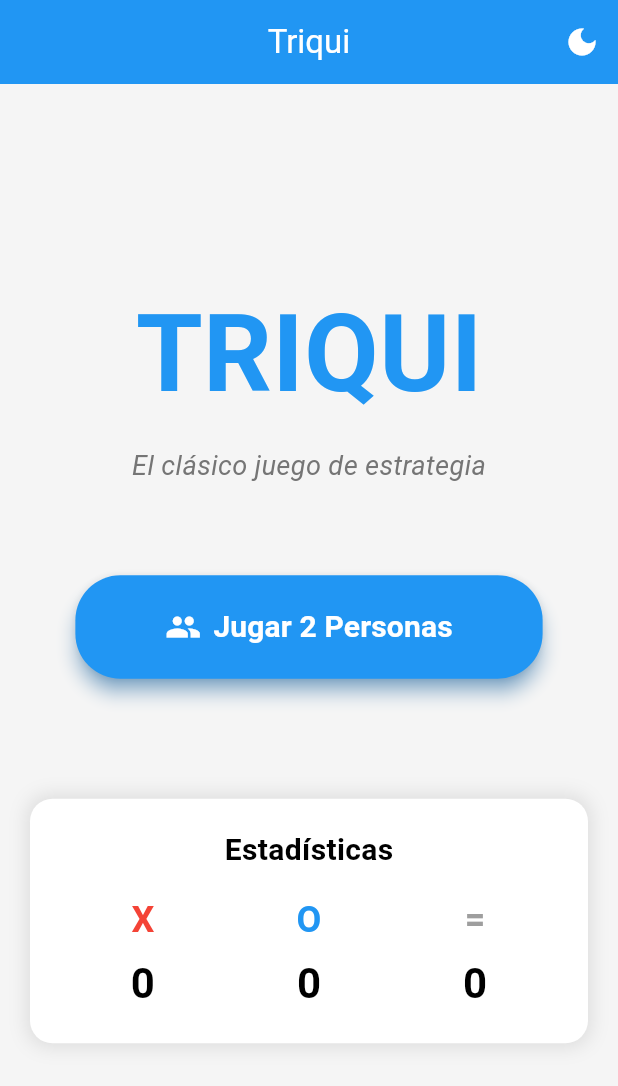
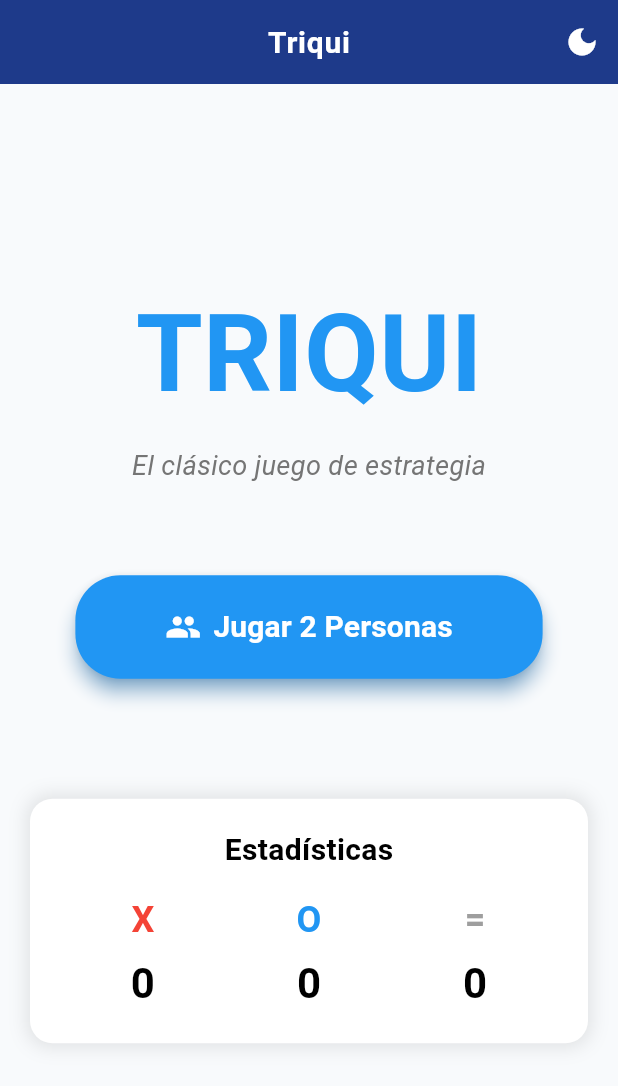
Before and after one commit to NicolasRodriguezForero/triqui_mobile, a Flutter app: the screen it shows after launch, on a phone screen of 412 x 824 dp. Shown: the top 1086 px of the screen. Run offline on Flutter 3.47's test engine with Material 3 defaults, Android fonts, the phone set to English and light mode, and no system bars; our stand-ins replace audioplayers, google_mobile_ads, shared_preferences.

```diff
--- a/triqui_flutter/lib/main.dart
+++ b/triqui_flutter/lib/main.dart
@@ -426,7 +426,11 @@ class _TriquiGameState extends State<TriquiGame> with SingleTickerProviderStateM
         }
 
         SoundHelper.playVictory();
-        _showInterstitialAd();
+
+        // Esperar 1 segundo antes de mostrar el anuncio
+        Future.delayed(Duration(seconds: 1), () {
+          _showInterstitialAd();
+        });
         return;
       }
 
@@ -440,7 +444,11 @@ class _TriquiGameState extends State<TriquiGame> with SingleTickerProviderStateM
 
         GameStats.incrementDraws();
         SoundHelper.playDraw();
-        _showInterstitialAd();
+
+        // Esperar 1 segundo antes de mostrar el anuncio
+        Future.delayed(Duration(seconds: 1), () {
+          _showInterstitialAd();
+        });
         return;
       }
 
--- a/triqui_flutter/lib/theme_provider.dart
+++ b/triqui_flutter/lib/theme_provider.dart
@@ -26,20 +26,86 @@ class ThemeProvider extends ChangeNotifier {
     notifyListeners();
   }
 
-  // Tema claro
+  // Tema claro elegante y moderno
   ThemeData get lightTheme {
     return ThemeData(
       brightness: Brightness.light,
-      primaryColor: Colors.blue,
-      scaffoldBackgroundColor: Colors.grey[100],
+      useMaterial3: true,
+
+      // Paleta de colores elegante: Azul profundo + Dorado suave
+      primaryColor: Color(0xFF1E3A8A), // Azul profundo elegante
+      scaffoldBackgroundColor: Color(0xFFF8FAFC), // Blanco con toque azul muy suave
+
+      // AppBar con degradado sutil
       appBarTheme: AppBarTheme(
-        backgroundColor: Colors.blue,
+        backgroundColor: Color(0xFF1E3A8A), // Azul profundo
         foregroundColor: Colors.white,
+        elevation: 0,
+        centerTitle: true,
+        titleTextStyle: TextStyle(
+          color: Colors.white,
+          fontSize: 20,
+          fontWeight: FontWeight.w600,
+          letterSpacing: 0.5,
+        ),
       ),
+
+      // Botones elegantes con sombra
       elevatedButtonTheme: ElevatedButtonThemeData(
         style: ElevatedButton.styleFrom(
-          backgroundColor: Colors.blue,
+          backgroundColor: Color(0xFF1E3A8A), // Azul profundo
           foregroundColor: Colors.white,
+          elevation: 3,
+          shadowColor: Color(0xFF1E3A8A).withOpacity(0.3),
+          padding: EdgeInsets.symmetric(horizontal: 32, vertical: 16),
+          shape: RoundedRectangleBorder(
+            borderRadius: BorderRadius.circular(12),
+          ),
+        ),
+      ),
+
+      // Esquema de colores general
+      colorScheme: ColorScheme.light(
+        primary: Color(0xFF1E3A8A), // Azul profundo
+        secondary: Color(0xFFD97706), // Dorado/Ámbar elegante
+        surface: Colors.white,
+        background: Color(0xFFF8FAFC),
+        error: Color(0xFFDC2626),
+        onPrimary: Colors.white,
+        onSecondary: Colors.white,
+        onSurface: Color(0xFF1E293B), // Gris oscuro para texto
+        onBackground: Color(0xFF1E293B),
+      ),
+
+      // Cards y contenedores
+      cardTheme: CardThemeData(
+        elevation: 2,
+        shadowColor: Colors.black.withOpacity(0.1),
+        shape: RoundedRectangleBorder(
+          borderRadius: BorderRadius.circular(16),
+        ),
+      ),
+
+      // Tipografía elegante
+      textTheme: TextTheme(
+        displayLarge: TextStyle(
+          fontSize: 72,
+          fontWeight: FontWeight.bold,
+          color: Color(0xFF1E3A8A),
+          letterSpacing: -1.5,
+        ),
+        displayMedium: TextStyle(
+          fontSize: 48,
+          fontWeight: FontWeight.w600,
+          color: Color(0xFF1E293B),
+        ),
+        bodyLarge: TextStyle(
+          color: Color(0xFF1E293B),
+          fontSize: 16,
+        ),
+        bodyMedium: TextStyle(
+          color: Color(0xFF64748B),
+          fontSize: 14,
         ),
       ),
     );
```
Also changed, not shown: 6 other files.
